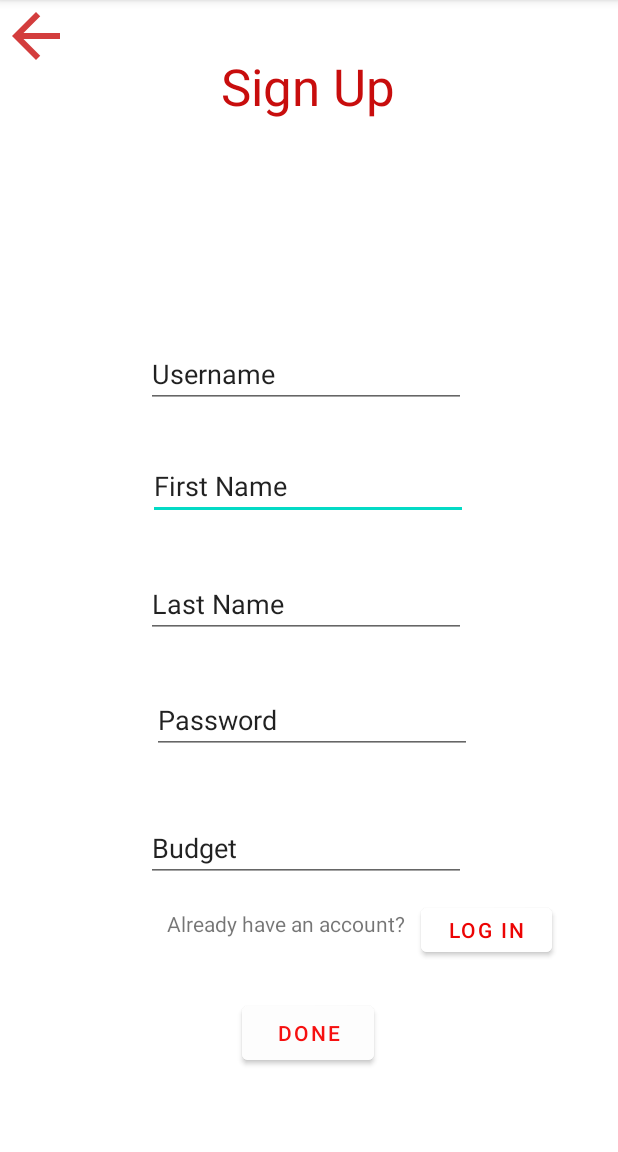
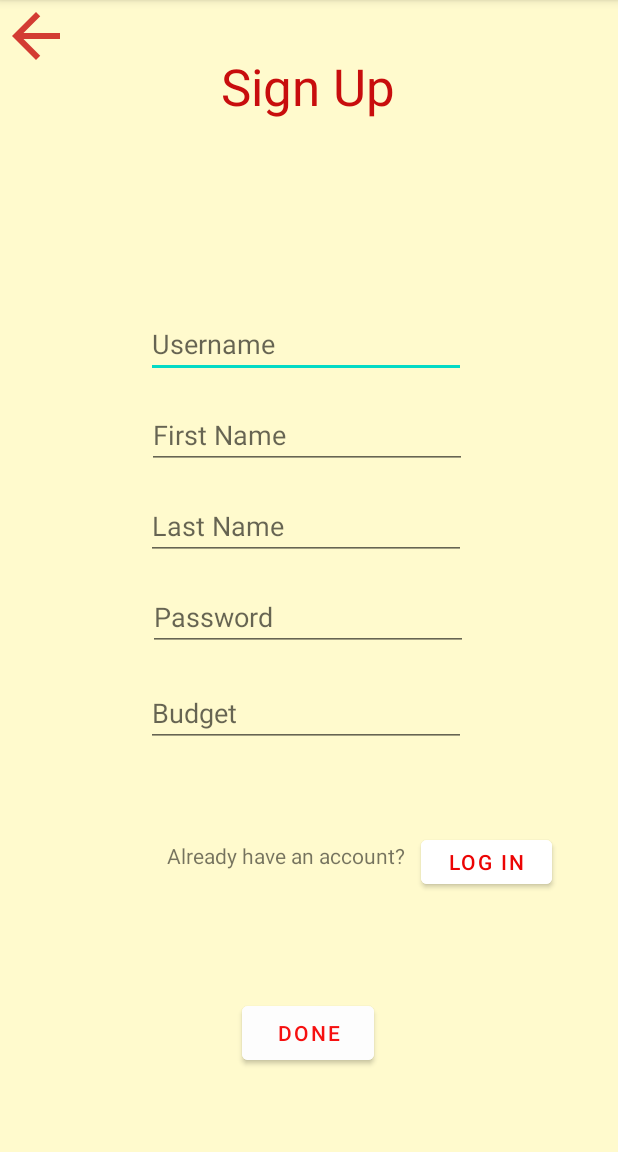
Before and after one commit to kahbodaeini/Garage, an Android app: the SignUpActivity screen opened directly, with no data from a screen before it, on a phone screen of 412 x 824 dp, the part 84-1236 px from its top. Run offline under Robolectric (Android 15) with nearby library versions, the phone set to English and light mode, and no system bars; our stand-ins replace navigation-ui; libraries missing offline, so code that uses them is left out: org.json.simple; 2 statements that could not run were skipped.

Commit message:
change background colors

```diff
--- a/app/src/main/java/com/example/garage/LoginActivity.java
+++ b/app/src/main/java/com/example/garage/LoginActivity.java
@@ -29,9 +29,9 @@ public class LoginActivity extends AppCompatActivity {
     }
 
     public void login() {
-        TextView usernameTextView = findViewById(R.id.userNameTextBoxSignup);
+        TextView usernameTextView = findViewById(R.id.username_sign_up);
         String username = usernameTextView.getText().toString();
-        TextView passwordTextView = findViewById(R.id.passwordTextBoxSignup);
+        TextView passwordTextView = findViewById(R.id.password_sign_up);
         String password = passwordTextView.getText().toString();
 
         ImageView back = findViewById(R.id.back_image_button);
--- a/app/src/main/java/com/example/garage/MainActivity.java
+++ b/app/src/main/java/com/example/garage/MainActivity.java
@@ -21,7 +21,7 @@ public class MainActivity extends AppCompatActivity {
             }
         });
 
-        Button allUsers = findViewById(R.id.all_users);
+        Button allUsers = findViewById(R.id.first_name_sign_up);
         allUsers.setOnClickListener(new View.OnClickListener() {
             @Override
             public void onClick(View view) {
@@ -29,7 +29,7 @@ public class MainActivity extends AppCompatActivity {
             }
         });
 
-        Button allCars = findViewById(R.id.all_cars);
+        Button allCars = findViewById(R.id.last_name_sign_up);
         allCars.setOnClickListener(new View.OnClickListener() {
             @Override
             public void onClick(View view) {
--- a/app/src/main/java/com/example/garage/SignUpActivity.java
+++ b/app/src/main/java/com/example/garage/SignUpActivity.java
@@ -10,8 +10,6 @@ import Model.Tools;
 
 import androidx.appcompat.app.AppCompatActivity;
 import androidx.navigation.ui.AppBarConfiguration;
-
-import com.example.garage.databinding.ActivityMainBinding;
 
 import org.json.JSONException;
 import org.json.simple.parser.ParseException;
@@ -40,15 +38,15 @@ public class SignUpActivity extends AppCompatActivity {
             }
         });
 
-        TextView usernameTextView = findViewById(R.id.userNameTextBoxSignup);
+        TextView usernameTextView = findViewById(R.id.username_sign_up);
         String username = usernameTextView.getText().toString();
-        TextView firstNameTextView = findViewById(R.id.all_users);
+        TextView firstNameTextView = findViewById(R.id.first_name_sign_up);
         String firstName = firstNameTextView.getText().toString();
-        TextView lastNameTextView = findViewById(R.id.all_cars);
+        TextView lastNameTextView = findViewById(R.id.last_name_sign_up);
         String lastName = lastNameTextView.getText().toString();
-        TextView passwordTextView = findViewById(R.id.passwordTextBoxSignup);
+        TextView passwordTextView = findViewById(R.id.password_sign_up);
         String password = passwordTextView.getText().toString();
-        TextView budgetTextView = findViewById(R.id.budgetTextBoxSignup);
+        TextView budgetTextView = findViewById(R.id.budget_sign_up);
         double budget = Double.parseDouble(budgetTextView.getText().toString());
 
         try {
--- a/app/src/main/res/layout/activity_main.xml
+++ b/app/src/main/res/layout/activity_main.xml
@@ -36,13 +36,13 @@
         android:layout_marginBottom="15dp"
         android:ems="10"
         android:text="about Garage"
-        app:layout_constraintBottom_toTopOf="@+id/all_users"
+        app:layout_constraintBottom_toTopOf="@+id/first_name_sign_up"
         app:layout_constraintEnd_toEndOf="parent"
         app:layout_constraintStart_toStartOf="parent"
         app:layout_constraintTop_toBottomOf="@+id/textView" />
 
     <Button
-        android:id="@+id/all_users"
+        android:id="@+id/first_name_sign_up"
         android:layout_width="wrap_content"
         android:layout_height="wrap_content"
         android:layout_marginStart="100dp"
@@ -50,12 +50,12 @@
         android:layout_marginBottom="16dp"
         android:ems="10"
         android:text="all users"
-        app:layout_constraintBottom_toTopOf="@+id/all_cars"
+        app:layout_constraintBottom_toTopOf="@+id/last_name_sign_up"
         app:layout_constraintEnd_toEndOf="parent"
         app:layout_constraintStart_toStartOf="parent" />
 
     <Button
-        android:id="@+id/all_cars"
+        android:id="@+id/last_name_sign_up"
         android:layout_width="wrap_content"
         android:layout_height="wrap_content"
         android:layout_marginStart="100dp"
@@ -65,7 +65,7 @@
         android:text="all cars"
         app:layout_constraintEnd_toEndOf="parent"
         app:layout_constraintStart_toStartOf="parent"
-        app:layout_constraintTop_toBottomOf="@+id/all_users" />
+        app:layout_constraintTop_toBottomOf="@+id/first_name_sign_up" />
 
     <LinearLayout
         android:id="@+id/LinearLayout02"
--- a/app/src/main/res/layout/login_layout.xml
+++ b/app/src/main/res/layout/login_layout.xml
@@ -37,7 +37,7 @@
         app:layout_constraintVertical_bias="1.0" />
 
     <EditText
-        android:id="@+id/userNameTextBoxSignup"
+        android:id="@+id/username_sign_up"
         android:layout_width="wrap_content"
         android:layout_height="wrap_content"
         android:layout_marginStart="100dp"
@@ -52,7 +52,7 @@
         app:layout_constraintTop_toBottomOf="@+id/textView" />
 
     <EditText
-        android:id="@+id/passwordTextBoxSignup"
+        android:id="@+id/password_sign_up"
         android:layout_width="wrap_content"
         android:layout_height="wrap_content"
         android:layout_marginStart="100dp"
--- a/app/src/main/res/layout/signup_layout.xml
+++ b/app/src/main/res/layout/signup_layout.xml
@@ -4,8 +4,8 @@
     xmlns:tools="http://schemas.android.com/tools"
     android:layout_width="match_parent"
     android:layout_height="match_parent"
-    android:background="#FFFFFF"
-    android:backgroundTint="#FFFFFF">
+    android:background="#90EE90"
+    android:backgroundTint="#FFFACD">
 
     <ImageView
         android:id="@+id/back_image_button"
@@ -16,6 +16,7 @@
         android:scrollbarSize="@android:dimen/app_icon_size"
         android:src="@drawable/back_arrow"
         tools:ignore="MissingConstraints" />
+
     <TextView
         android:id="@+id/textView"
         android:layout_width="254dp"
@@ -34,7 +35,24 @@
         app:layout_constraintTop_toTopOf="parent" />
 
     <EditText
-        android:id="@+id/all_users"
+        android:id="@+id/username_sign_up"
+        android:layout_width="wrap_content"
+        android:layout_height="wrap_content"
+        android:layout_marginStart="100dp"
+        android:layout_marginTop="70dp"
+        android:layout_marginEnd="101dp"
+        android:layout_marginBottom="14dp"
+        android:ems="10"
+        android:inputType="textPersonName"
+        android:hint="Username"
+        app:layout_constraintBottom_toTopOf="@+id/first_name_sign_up"
+        app:layout_constraintEnd_toEndOf="parent"
+        app:layout_constraintHorizontal_bias="1.0"
+        app:layout_constraintStart_toStartOf="parent"
+        app:layout_constraintTop_toBottomOf="@+id/textView" />
+
+    <EditText
+        android:id="@+id/first_name_sign_up"
         android:layout_width="wrap_content"
         android:layout_height="wrap_content"
         android:layout_marginStart="100dp"
@@ -42,15 +60,15 @@
         android:layout_marginEnd="101dp"
         android:layout_marginBottom="18dp"
         android:ems="10"
+        android:hint="First Name"
         android:inputType="textPersonName"
-        android:text="First Name"
-        app:layout_constraintBottom_toTopOf="@+id/all_cars"
         app:layout_constraintEnd_toEndOf="parent"
+        app:layout_constraintHorizontal_bias="0.947"
         app:layout_constraintStart_toStartOf="parent"
-        app:layout_constraintTop_toBottomOf="@+id/userNameTextBoxSignup" />
+        app:layout_constraintTop_toBottomOf="@+id/username_sign_up" />
 
     <EditText
-        android:id="@+id/all_cars"
+        android:id="@+id/last_name_sign_up"
         android:layout_width="wrap_content"
         android:layout_height="wrap_content"
         android:layout_marginStart="100dp"
@@ -59,59 +77,45 @@
         android:layout_marginBottom="10dp"
         android:ems="10"
         android:inputType="textPersonName"
-        android:text="Last Name"
-        app:layout_constraintBottom_toTopOf="@+id/passwordTextBoxSignup"
+        android:hint="Last Name"
         app:layout_constraintEnd_toEndOf="parent"
         app:layout_constraintHorizontal_bias="1.0"
         app:layout_constraintStart_toStartOf="parent"
-        app:layout_constraintTop_toBottomOf="@+id/all_users" />
+        app:layout_constraintTop_toBottomOf="@+id/first_name_sign_up" />
+
 
     <EditText
-        android:id="@+id/userNameTextBoxSignup"
+        android:id="@+id/password_sign_up"
         android:layout_width="wrap_content"
         android:layout_height="wrap_content"
         android:layout_marginStart="100dp"
-        android:layout_marginTop="90dp"
-        android:layout_marginEnd="101dp"
-        android:layout_marginBottom="14dp"
+        android:layout_marginTop="15dp"
+        android:layout_marginEnd="100dp"
         android:ems="10"
-        android:inputType="textPersonName"
-        android:text="Username"
-        app:layout_constraintBottom_toTopOf="@+id/all_users"
+        android:inputType="textPassword"
+        android:hint="Password"
         app:layout_constraintEnd_toEndOf="parent"
         app:layout_constraintHorizontal_bias="1.0"
         app:layout_constraintStart_toStartOf="parent"
-        app:layout_constraintTop_toBottomOf="@+id/textView" />
+        app:layout_constraintTop_toBottomOf="@+id/last_name_sign_up" />
 
     <EditText
-        android:id="@+id/passwordTextBoxSignup"
-        android:layout_width="wrap_content"
-        android:layout_height="wrap_content"
-        android:layout_marginStart="101dp"
-        android:layout_marginTop="32dp"
-        android:layout_marginEnd="100dp"
-        android:ems="10"
-        android:inputType="textPersonName"
-        android:text="Password"
-        app:layout_constraintEnd_toEndOf="parent"
-        app:layout_constraintHorizontal_bias="0.0"
-        app:layout_constraintStart_toStartOf="parent"
-        app:layout_constraintTop_toBottomOf="@+id/all_cars" />
-
-    <EditText
-        android:id="@+id/budgetTextBoxSignup"
+        android:id="@+id/budget_sign_up"
         android:layout_width="wrap_content"
         android:layout_height="wrap_content"
         android:layout_marginStart="100dp"
+        android:layout_marginTop="15dp"
         android:layout_marginEnd="101dp"
         android:layout_marginBottom="180dp"
         android:ems="10"
+        android:hint="Budget"
         android:inputType="textPersonName"
-        android:text="Budget"
         app:layout_constraintBottom_toBottomOf="parent"
         app:layout_constraintEnd_toEndOf="parent"
         app:layout_constraintHorizontal_bias="1.0"
-        app:layout_constraintStart_toStartOf="parent" />
+        app:layout_constraintStart_toStartOf="parent"
+        app:layout_constraintTop_toBottomOf="@+id/password_sign_up"
+        app:layout_constraintVertical_bias="0.038" />
 
     <TextView
         android:id="@+id/textView3"
@@ -125,7 +129,7 @@
         app:layout_constraintBottom_toBottomOf="parent"
         app:layout_constraintEnd_toStartOf="@+id/login_button"
         app:layout_constraintStart_toStartOf="parent"
-        app:layout_constraintTop_toBottomOf="@+id/budgetTextBoxSignup" />
+        app:layout_constraintTop_toBottomOf="@+id/budget_sign_up" />
 
     <Button
         android:id="@+id/login_button"
@@ -140,7 +144,7 @@
         app:layout_constraintBottom_toBottomOf="parent"
         app:layout_constraintEnd_toEndOf="parent"
         app:layout_constraintStart_toEndOf="@+id/textView3"
-        app:layout_constraintTop_toBottomOf="@+id/budgetTextBoxSignup" />
+        app:layout_constraintTop_toBottomOf="@+id/budget_sign_up" />
 
     <Button
         android:id="@+id/loginDoneButton"
```
